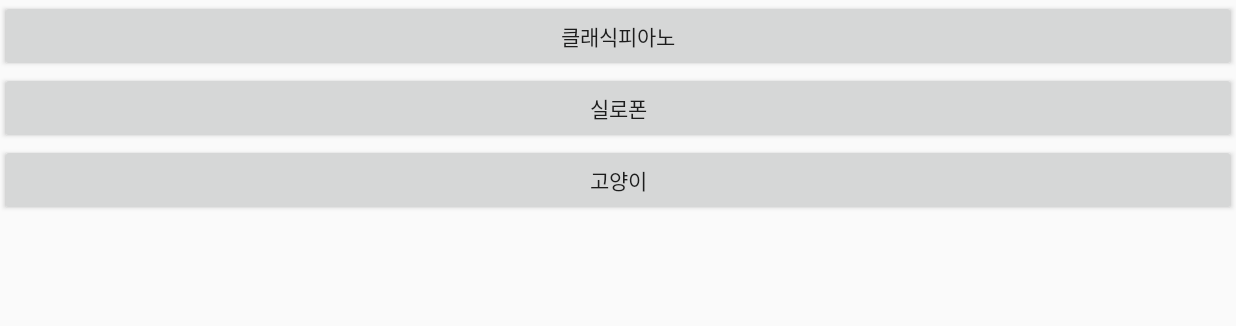
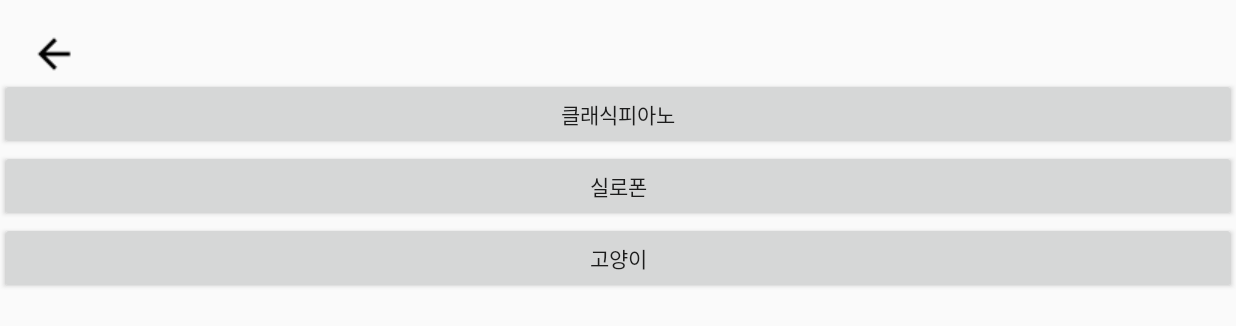
Before and after one commit to piamoTm/pianonew, an Android app: the SoundChangeActivity screen opened directly, with no data from a screen before it, on a phone screen of 824 x 412 dp (held sideways). Shown: the top 326 px of the screen. Run offline under Robolectric (Android 15) with nearby library versions, the phone set to English and light mode, and no system bars; network calls fail; pictures from the network do not load; 3 statements that could not run were skipped.

Commit message:
플레이리스트 아이템뷰를 수정

```diff
--- a/app/src/main/java/com/example/pianoadroid/SoundChangeActivity.java
+++ b/app/src/main/java/com/example/pianoadroid/SoundChangeActivity.java
@@ -12,6 +12,7 @@ import android.os.Bundle;
 import android.util.Log;
 import android.view.View;
 import android.widget.Button;
+import android.widget.ImageView;
 
 import java.io.IOException;
 import java.io.InputStream;
@@ -103,6 +104,10 @@ public class SoundChangeActivity extends AppCompatActivity implements View.OnCli
         for (boolean b: isClicked) {
             b = false;
         }
+
+        ImageView backpressBtn = (ImageView)findViewById(R.id.backpressBtn2);
+        backpressBtn.setOnClickListener(this);
+
     }
 
     @Override
@@ -110,7 +115,6 @@ public class SoundChangeActivity extends AppCompatActivity implements View.OnCli
         super.onDestroy();
 
         mConnectedTask.cancel(true); //쓰레드종료
-
         sendMessage("N"); //아두이노를 기본모드로
     }
 
@@ -157,7 +161,7 @@ public class SoundChangeActivity extends AppCompatActivity implements View.OnCli
                     soundID = null;
                     sendMessage("N"); //아두이노를 작곡모드로
                     buttons[xylophone].setTextColor(Color.BLACK);
-                    isClicked[piano] = false;
+                    isClicked[xylophone] = false;
 
                 }else{ //비활성화->활성화
                     soundID = xylophoneSoundID;
@@ -166,6 +170,10 @@ public class SoundChangeActivity extends AppCompatActivity implements View.OnCli
                     isClicked[xylophone] = true;
                     setAllCancelWithoutN(xylophone); //피아노 말고 다른건 모두 해제
                 }
+                break;
+
+            case R.id.backpressBtn2:
+                finish();
                 break;
         }
     }
--- a/app/src/main/res/layout/activity_sound.xml
+++ b/app/src/main/res/layout/activity_sound.xml
@@ -2,6 +2,15 @@
 <LinearLayout xmlns:android="http://schemas.android.com/apk/res/android"
     android:orientation="vertical" android:layout_width="match_parent"
     android:layout_height="match_parent">
+
+    <ImageView
+        android:id="@+id/backpressBtn2"
+        android:layout_width="wrap_content"
+        android:layout_height="wrap_content"
+        android:layout_gravity="left|top"
+        android:layout_marginLeft="30px"
+        android:layout_marginTop="30px"
+        android:src="@drawable/back_button" />
 
     <Button
         android:id="@+id/btn_piano"
```
Also changed, not shown: app/src/main/java/com/example/pianoadroid/PlayList_RecyclerAdapter.java (+13 -6 lines), app/src/main/res/layout/recycler_item_playlist.xml (added, +50 -0 lines).
